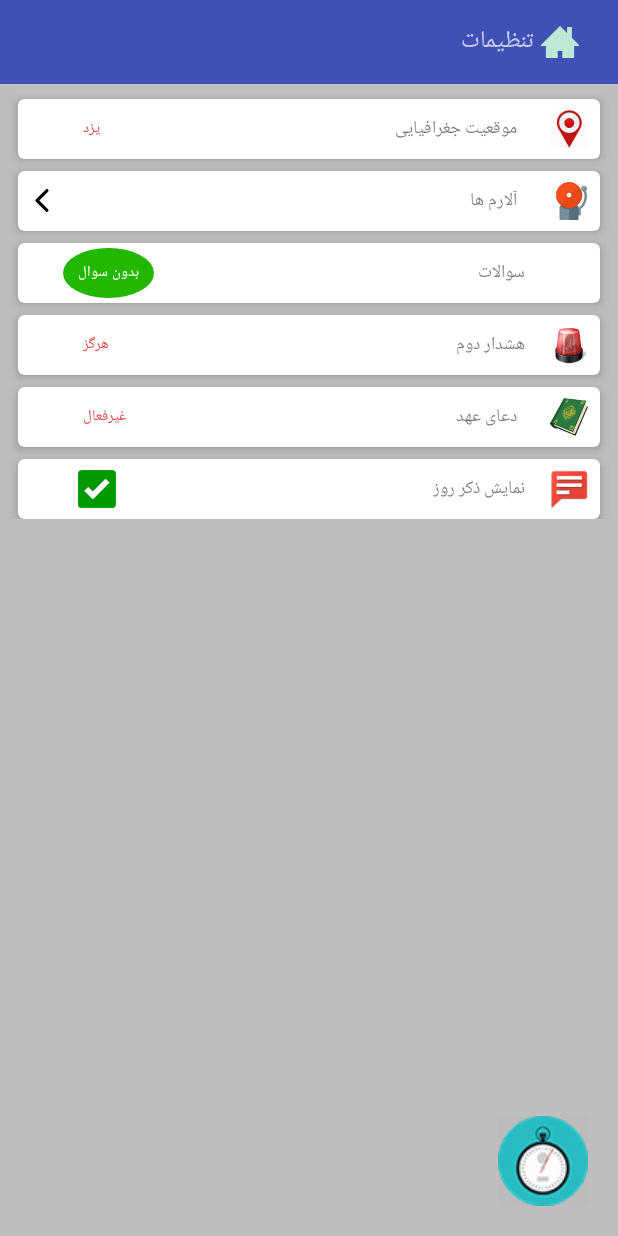
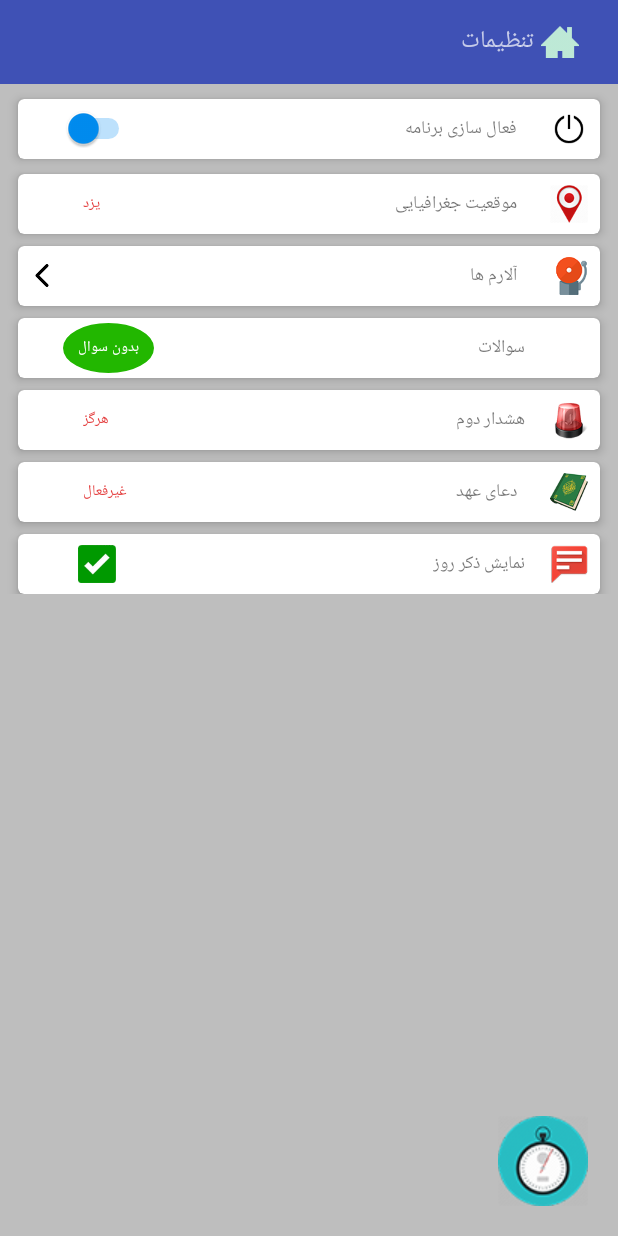
Before and after one commit to ali-zareshai/kame_rava, an Android app: the FragmentMain screen opened directly, with no data from a screen before it, on a phone screen of 412 x 824 dp. Run offline under Robolectric (Android 15) with nearby library versions, the phone set to English and light mode, and no system bars; 5 statements that could not run were skipped.

Commit message:
add swich enable add despiration

```diff
--- a/app/src/main/java/com/example/ali/shiva/AlarmService.java
+++ b/app/src/main/java/com/example/ali/shiva/AlarmService.java
@@ -81,6 +81,8 @@ public class AlarmService extends Service {
         }else{
             lang=city.split(":");
         }
+        Log.e("lang1 month:::",String.valueOf(convert_date.getMonth()));
+        Log.e("lang0 day:::",String.valueOf(convert_date.getDay()));
 
 
         paryer.SetGeo(Double.parseDouble(lang[1]), Double.parseDouble(lang[0]), convert_date.getMonth(), convert_date.getDay());
--- a/app/src/main/java/com/example/ali/shiva/AlarmfinalService.java
+++ b/app/src/main/java/com/example/ali/shiva/AlarmfinalService.java
@@ -16,12 +16,12 @@ public class AlarmfinalService extends Service {
 
     @Override
     public int onStartCommand(Intent intent, int flags, int startId) {
-        Log.e("alarmfinalservice","srart alarmfinal service");
+//        Log.e("alarmfinalservice","srart alarmfinal service");
         alarmManager = (AlarmManager) getApplicationContext().getSystemService(Context.ALARM_SERVICE);
         Intent myIntent = new Intent(getApplicationContext(), EmtiazBorder.class);
         pendingIntent = PendingIntent.getBroadcast(getApplicationContext(), 0, myIntent, PendingIntent.FLAG_CANCEL_CURRENT);
         alarmManager.cancel(pendingIntent);
-        alarmManager.setExact(AlarmManager.RTC_WAKEUP, System.currentTimeMillis()+120000, pendingIntent);
+        alarmManager.setExact(AlarmManager.RTC_WAKEUP, System.currentTimeMillis()+45000, pendingIntent);
 
 
         return START_STICKY;
--- a/app/src/main/java/com/example/ali/shiva/CheckFinalService.java
+++ b/app/src/main/java/com/example/ali/shiva/CheckFinalService.java
@@ -16,12 +16,12 @@ public class CheckFinalService extends Service {
 
     @Override
     public int onStartCommand(Intent intent, int flags, int startId) {
-        Log.e("alarmfinalservice","srart alarmfinal service");
+//        Log.e("alarmfinalservice","srart alarmfinal service");
         alarmManager = (AlarmManager) getApplicationContext().getSystemService(Context.ALARM_SERVICE);
         Intent myIntent = new Intent(getApplicationContext(), CheckFinalReceiver.class);
         pendingIntent = PendingIntent.getBroadcast(getApplicationContext(), 0, myIntent, PendingIntent.FLAG_CANCEL_CURRENT);
         alarmManager.cancel(pendingIntent);
-        alarmManager.setExact(AlarmManager.RTC_WAKEUP, System.currentTimeMillis()+240000, pendingIntent);
+        alarmManager.setExact(AlarmManager.RTC_WAKEUP, System.currentTimeMillis()+100000, pendingIntent);
 
         return START_STICKY;
     }
--- a/app/src/main/java/com/example/ali/shiva/EmtiazService.java
+++ b/app/src/main/java/com/example/ali/shiva/EmtiazService.java
@@ -22,7 +22,7 @@ public class EmtiazService extends Service {
         Intent myIntent = new Intent(getApplicationContext(), EmtiazBorder.class);
         pendingIntent = PendingIntent.getBroadcast(getApplicationContext(), 0, myIntent, PendingIntent.FLAG_CANCEL_CURRENT);
         alarmManager.cancel(pendingIntent);
-        alarmManager.setExact(AlarmManager.RTC_WAKEUP, System.currentTimeMillis()+60000, pendingIntent);
+        alarmManager.setExact(AlarmManager.RTC_WAKEUP, System.currentTimeMillis()+120000, pendingIntent);
 
 
         return START_NOT_STICKY;
--- a/app/src/main/java/com/example/ali/shiva/FragmentMain.java
+++ b/app/src/main/java/com/example/ali/shiva/FragmentMain.java
@@ -18,7 +18,9 @@ import android.view.View;
 import android.view.ViewGroup;
 import android.view.Window;
 import android.view.WindowManager;
+import android.widget.CompoundButton;
 import android.widget.ImageView;
+import android.widget.Switch;
 import android.widget.TextView;
 import android.widget.Toast;
 
@@ -30,6 +32,7 @@ public class FragmentMain extends Fragment implements View.OnClickListener {
     ImageView homedialog,fastoptionbtn,shownotiimg;
     SharedPreferences.Editor editor;
     public static DatabaseHandler db;
+    Switch aSwitch;
 
 
 
@@ -87,6 +90,8 @@ public class FragmentMain extends Fragment implements View.OnClickListener {
 
         }
 
+        aSwitch.setChecked(preferences.getBoolean("enableapp", true));
+
 
     }
 
@@ -105,6 +110,7 @@ public class FragmentMain extends Fragment implements View.OnClickListener {
         datadiv=(CardView)view.findViewById(R.id.datadiv);
         homedialog=(ImageView)view.findViewById(R.id.homedialog);
         fastoptionbtn=(ImageView)view.findViewById(R.id.fastoptionbtn);
+        aSwitch=(Switch)view.findViewById(R.id.switchenable);
 
 
 
@@ -130,6 +136,29 @@ public class FragmentMain extends Fragment implements View.OnClickListener {
         preferences = PreferenceManager.getDefaultSharedPreferences(getContext());
         editor = preferences.edit();
         geo_card.setOnClickListener(this);
+        aSwitch.setOnCheckedChangeListener(new CompoundButton.OnCheckedChangeListener() {
+            @Override
+            public void onCheckedChanged(CompoundButton buttonView, boolean isChecked) {
+                if (isChecked){
+                    getContext().startService(new Intent(getContext(),AlarmService.class));
+                    editor.putBoolean("enableapp",true);
+                    ////////////
+                    Toast toast = Toast.makeText(getContext(), "برنامه فعال شد", Toast.LENGTH_SHORT);
+                    View view = toast.getView();
+                    view.setBackgroundColor(Color.GREEN);
+                    toast.show();
+                }else {
+                    getContext().stopService(new Intent(getContext(),AlarmService.class));
+                    editor.putBoolean("enableapp",false);
+                    /////////
+                    Toast toast = Toast.makeText(getContext(), "برنامه غیرفعال شد", Toast.LENGTH_SHORT);
+                    View view = toast.getView();
+                    view.setBackgroundColor(Color.RED);
+                    toast.show();
+                }
+                editor.apply();
+            }
+        });
         updateText();
 
 
--- a/app/src/main/java/com/example/ali/shiva/MyBroadcastReceiver.java
+++ b/app/src/main/java/com/example/ali/shiva/MyBroadcastReceiver.java
@@ -30,6 +30,9 @@ public class MyBroadcastReceiver extends BroadcastReceiver {
         Boolean b=true;
         SP= PreferenceManager.getDefaultSharedPreferences(context);
         editor = SP.edit();
+        if (SP.getBoolean("enableapp",true)){
+
+
         if (b){
             db = new DatabaseHandler(context);
             db.update_Azan("T");
@@ -54,6 +57,9 @@ public class MyBroadcastReceiver extends BroadcastReceiver {
         StaticWakeLock.lockOn(context);
         Intent math=new Intent(context,StartAlarm2.class);
         context.startService(math);
+        }else {
+            Log.e("enableapp","app is disable");
+        }
 
 
 
--- a/app/src/main/java/com/example/ali/shiva/StartAlarmBor.java
+++ b/app/src/main/java/com/example/ali/shiva/StartAlarmBor.java
@@ -15,7 +15,7 @@ public class StartAlarmBor extends BroadcastReceiver {
 
     @Override
     public void onReceive(Context context, Intent intent) {
-        Log.e("heloooo","man dar startbo2 asatam!!!");
+//        Log.e("heloooo","man dar startbo2 asatam!!!");
         intent1=new Intent(context,SlideBar.class);
         intent1.putExtra("code","1");
         ////////// Start alarm final /////////////////
--- a/app/src/main/res/layout/fragment_fragment_main.xml
+++ b/app/src/main/res/layout/fragment_fragment_main.xml
@@ -51,13 +51,55 @@
             android:layout_width="match_parent"
             android:layout_marginTop="10dp"
             app:cardElevation="4dp"
+            android:id="@+id/enableappcard"
+            app:cardCornerRadius="4dp"
+            app:cardMaxElevation="5dp"
+            android:elevation="5dp"
+            android:layout_marginRight="12dp"
+            android:layout_marginLeft="12dp"
+            android:layout_below="@id/toolbarmenu"
+            android:layout_height="40dp">
+            <RelativeLayout
+                android:layout_width="match_parent"
+                android:layout_height="match_parent">
+                <com.example.ali.shiva.CustomTextView2
+                    android:layout_width="wrap_content"
+                    android:layout_alignParentRight="true"
+                    android:layout_centerVertical="true"
+                    android:layout_marginRight="50dp"
+                    android:textSize="12dp"
+                    android:paddingRight="5dp"
+                    android:text="فعال سازی برنامه"
+                    android:layout_height="wrap_content" />
+                <ImageView
+                    android:layout_width="25dp"
+                    android:layout_alignParentRight="true"
+                    android:layout_centerVertical="true"
+                    android:layout_marginRight="8dp"
+                    android:src="@drawable/shutdown"
+                    android:layout_height="25dp" />
+
+                <Switch
+                    android:id="@+id/switchenable"
+                    android:layout_alignParentLeft="true"
+                    android:layout_width="wrap_content"
+                    android:layout_height="wrap_content"
+                    android:layout_centerVertical="true"
+                    android:layout_marginLeft="30dp" />
+
+            </RelativeLayout>
+        </android.support.v7.widget.CardView>
+        <android.support.v7.widget.CardView
+            android:layout_width="match_parent"
+            android:layout_marginTop="10dp"
+            app:cardElevation="4dp"
             android:id="@+id/georo"
             app:cardCornerRadius="4dp"
             app:cardMaxElevation="5dp"
             android:elevation="5dp"
             android:layout_marginRight="12dp"
             android:layout_marginLeft="12dp"
-            android:layout_below="@id/toolbarmenu"
+            android:layout_below="@id/enableappcard"
             android:layout_height="40dp">
             <RelativeLayout
                 android:layout_width="match_parent"
```
Also changed, not shown: app/src/main/java/com/example/ali/shiva/FragmentSetp3.java (+21 -0 lines), app/src/main/java/com/example/ali/shiva/Main2Activity.java (+18 -2 lines), app/src/main/java/com/example/ali/shiva/SelectMusicActivity.java (+6 -4 lines), app/src/main/res/layout/activity_select_music.xml (+42 -38 lines).
